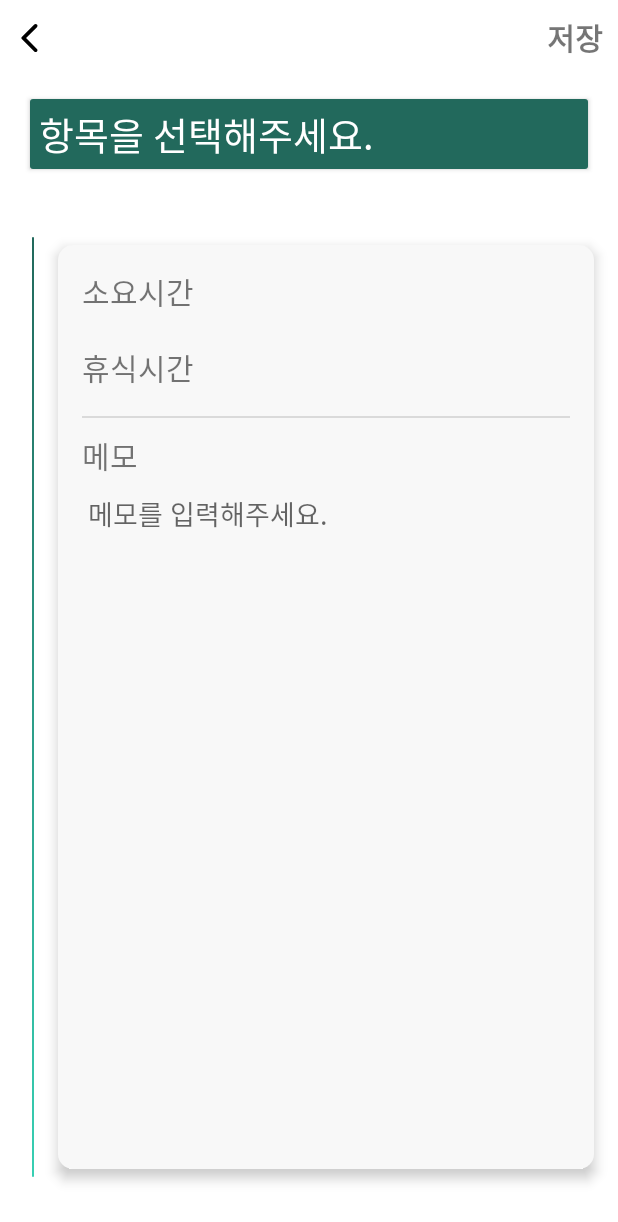
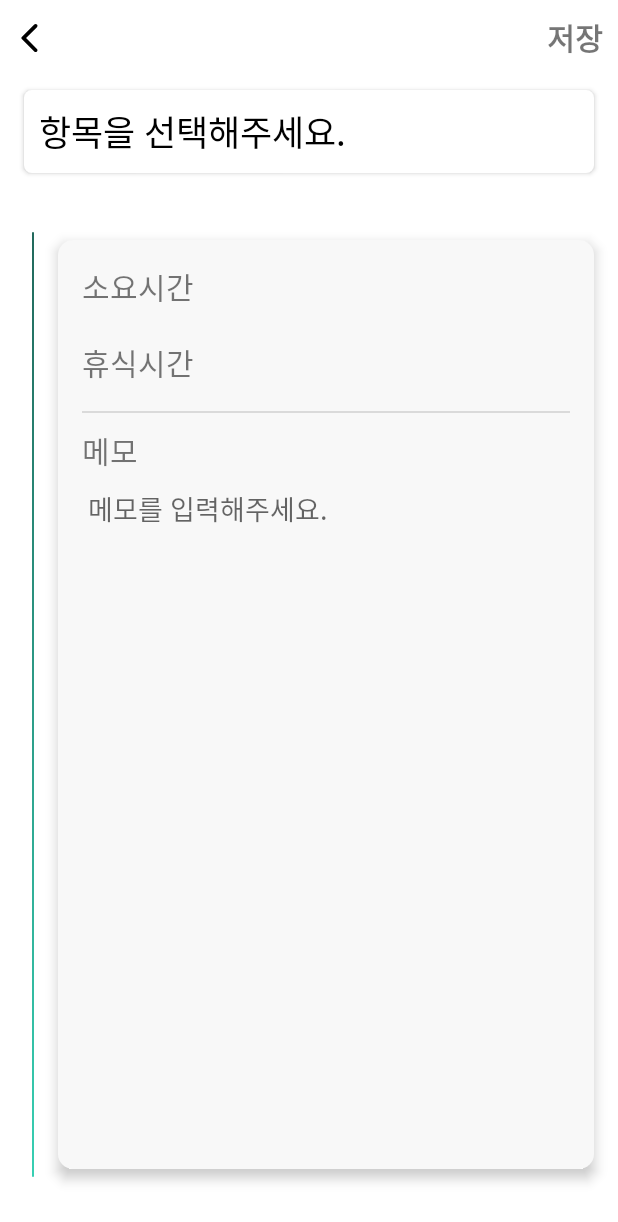
Before and after one commit to park-chris/TimeLog, an Android app: the fragment RecordInfoDialogFragment placed in its activity, on a phone screen of 412 x 824 dp. Shown: the top 1222 px of the screen. Run offline under Robolectric (Android 15) with nearby library versions, the phone set to English and light mode, and no system bars; our stand-ins replace Room's generated code, data binding, navigation-ui; 4 statements that could not run were skipped.

Commit message:
백업용

```diff
--- a/app/src/main/java/com/crystal/android/timeisgold/custom/RecordInfoDialogFragment.kt
+++ b/app/src/main/java/com/crystal/android/timeisgold/custom/RecordInfoDialogFragment.kt
@@ -152,7 +152,6 @@ class RecordInfoDialogFragment : DialogFragment() {
 
     private fun setValues() {
 
-
         if (isNew) {
             updateUI()
         } else {
@@ -168,7 +167,6 @@ class RecordInfoDialogFragment : DialogFragment() {
                 }
             }
         }
-
 
 
     }
--- a/app/src/main/res/drawable/background_timeline.xml
+++ b/app/src/main/res/drawable/background_timeline.xml
@@ -1,5 +1,4 @@
 <?xml version="1.0" encoding="utf-8"?>
-
 <shape xmlns:android="http://schemas.android.com/apk/res/android"
     android:shape="rectangle">
 
--- /dev/null
+++ b/app/src/main/res/drawable/background_title_button.xml
@@ -0,0 +1,10 @@
+<?xml version="1.0" encoding="utf-8"?>
+<ripple xmlns:android="http://schemas.android.com/apk/res/android" android:color="@color/basic_color">
+<!-- 배경색 -->
+<item android:id="@android:id/background">
+    <shape android:shape="rectangle">
+        <corners android:radius="5dp" />
+        <solid android:color="@color/dialog_background" />
+    </shape>
+</item>
+</ripple>
--- a/app/src/main/res/layout/dialog_record_info_fragment.xml
+++ b/app/src/main/res/layout/dialog_record_info_fragment.xml
@@ -31,12 +31,12 @@
         android:layout_width="0dp"
         android:layout_height="wrap_content"
         android:text="@string/choice_type"
-        android:backgroundTint="@color/button_color"
-        style="@style/Widget.AppCompat.Button.Colored"
-        android:textSize="25sp"
+        android:elevation="10dp"
+        android:background="@drawable/background_title_button"
+        android:textSize="23sp"
         android:gravity="start"
         android:layout_marginTop="10dp"
-        android:textColor="@color/white"
+        android:textColor="@color/basic_opposite_color"
         app:layout_constraintStart_toStartOf="parent"
         app:layout_constraintTop_toBottomOf="@id/saveButton"
         app:layout_constraintEnd_toEndOf="parent"
--- a/app/src/main/res/values-night/themes.xml
+++ b/app/src/main/res/values-night/themes.xml
@@ -10,7 +10,7 @@
         <item name="colorSecondaryVariant">@color/deep_green_blue</item>
         <item name="colorOnSecondary">@color/black</item>
         <!-- Status bar color. -->
-        <item name="android:statusBarColor" tools:targetApi="l">?attr/colorPrimaryVariant</item>
+        <item name="android:statusBarColor" tools:targetApi="l">@android:color/transparent</item>
         <!-- Customize your theme here. -->
     </style>
 
@@ -18,4 +18,5 @@
         <item name="android:windowEnterAnimation">@anim/modal_slide_in_bottom</item>
         <item name="android:windowExitAnimation">@anim/modal_slide_out_bottom</item>
     </style>
+
 </resources>
```
Also changed, not shown: app/src/main/java/com/crystal/android/timeisgold/history/HistoryFragment.kt (+30 -5 lines).
